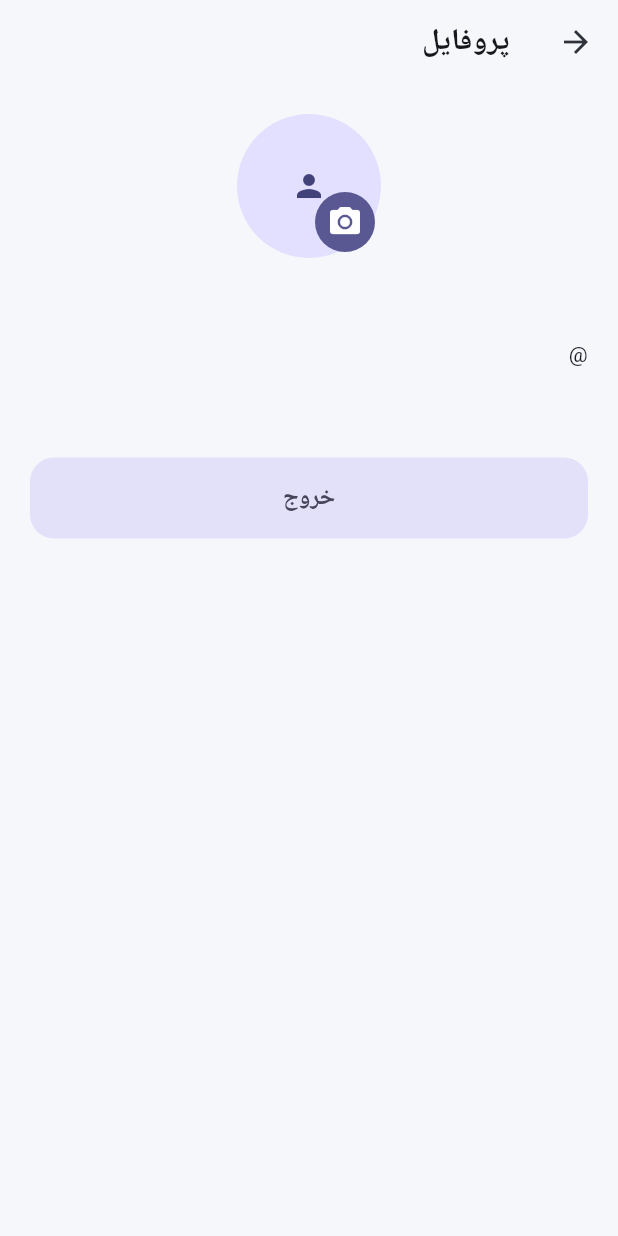
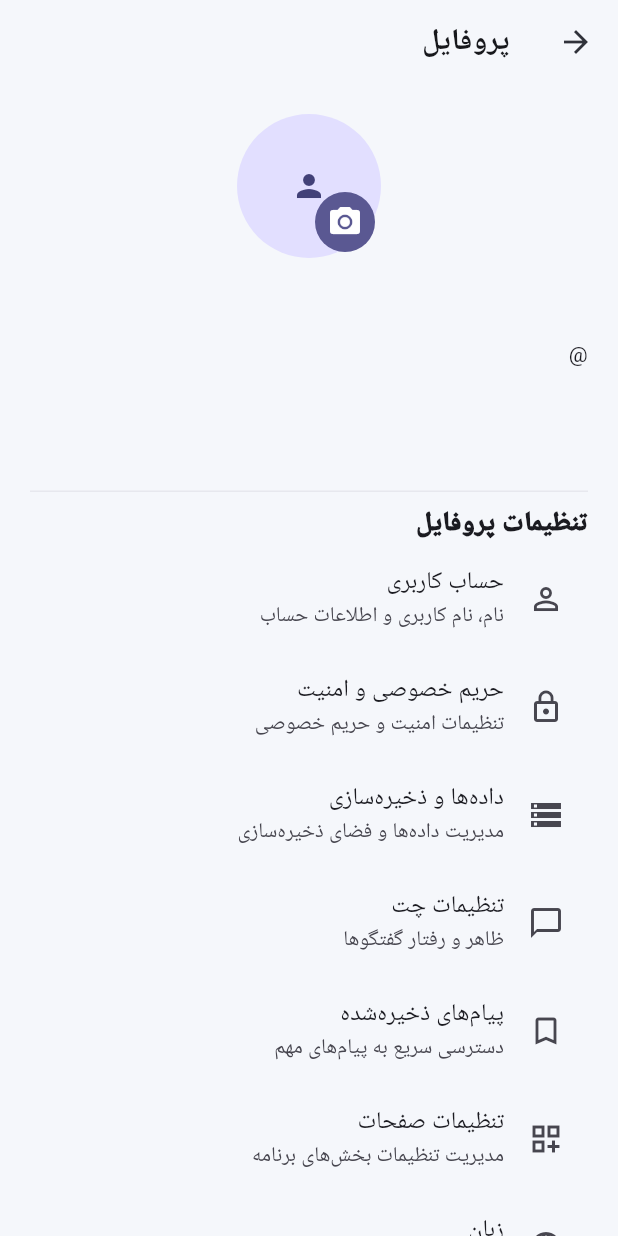
Before and after one commit to harad896-cyber/arad-portfolio-, a Flutter app: the ProfilePage screen opened directly, on a phone screen of 412 x 824 dp. Run offline on Flutter 3.47's test engine with Material 3 defaults, Android fonts, the phone set to English and light mode, and no system bars; our stand-ins replace file_picker, google_sign_in, image_picker, share_plus, shared_preferences, supabase_flutter; accounts and stored records are empty.

Commit message:
feat: move selected settings into profile

```diff
--- a/lib/main.dart
+++ b/lib/main.dart
@@ -11,6 +11,7 @@ import 'package:shared_preferences/shared_preferences.dart';
 import 'package:flutter_localizations/flutter_localizations.dart';
 import 'package:image_picker/image_picker.dart';
 import 'package:supabase_flutter/supabase_flutter.dart';
+import 'invite.dart';
 
 
 String t(String key, String locale) {
@@ -1582,9 +1583,49 @@ class _ProfilePageState extends State<ProfilePage> {
           const SizedBox(height: 8),
           Text('${p['bio'] ?? ''}'),
           const SizedBox(height: 30),
+          const SizedBox(height: 22),
+          const Divider(),
+          const SizedBox(height: 8),
+          const Text('تنظیمات پروفایل', style: TextStyle(fontSize: 18, fontWeight: FontWeight.w900)),
+          ListTile(leading: const Icon(Icons.person_outline), title: const Text('حساب کاربری'), subtitle: const Text('نام، نام کاربری و اطلاعات حساب'), onTap: () => Navigator.push(context, MaterialPageRoute(builder: (_) => const ProfileSetupPage()))),
+          ListTile(leading: const Icon(Icons.lock_outline), title: const Text('حریم خصوصی و امنیت'), subtitle: const Text('تنظیمات امنیت و حریم خصوصی'), onTap: () => Navigator.push(context, MaterialPageRoute(builder: (_) => const ProfileOptionPage(title: 'حریم خصوصی و امنیت', icon: Icons.lock_outline)))),
+          ListTile(leading: const Icon(Icons.storage_outlined), title: const Text('داده‌ها و ذخیره‌سازی'), subtitle: const Text('مدیریت داده‌ها و فضای ذخیره‌سازی'), onTap: () => Navigator.push(context, MaterialPageRoute(builder: (_) => const ProfileOptionPage(title: 'داده‌ها و ذخیره‌سازی', icon: Icons.storage_outlined)))),
+          ListTile(leading: const Icon(Icons.chat_bubble_outline), title: const Text('تنظیمات چت'), subtitle: const Text('ظاهر و رفتار گفتگوها'), onTap: () => Navigator.push(context, MaterialPageRoute(builder: (_) => const ProfileOptionPage(title: 'تنظیمات چت', icon: Icons.chat_bubble_outline)))),
+          ListTile(leading: const Icon(Icons.bookmark_outline), title: const Text('پیام‌های ذخیره‌شده'), subtitle: const Text('دسترسی سریع به پیام‌های مهم'), onTap: () => Navigator.push(context, MaterialPageRoute(builder: (_) => const ProfileOptionPage(title: 'پیام‌های ذخیره‌شده', icon: Icons.bookmark_outline)))),
+          ListTile(leading: const Icon(Icons.dashboard_customize_outlined), title: const Text('تنظیمات صفحات'), subtitle: const Text('مدیریت تنظیمات بخش‌های برنامه'), onTap: () => Navigator.push(context, MaterialPageRoute(builder: (_) => const ProfileOptionPage(title: 'تنظیمات صفحات', icon: Icons.dashboard_customize_outlined)))),
+          ListTile(leading: const Icon(Icons.language), title: const Text('زبان'), subtitle: const Text('انتخاب زبان برنامه'), onTap: () => Navigator.push(context, MaterialPageRoute(builder: (_) => const ProfileOptionPage(title: 'زبان', icon: Icons.language)))),
+          ListTile(leading: const Icon(Icons.account_balance_wallet_outlined), title: const Text('کیف پول'), subtitle: const Text('مدیریت کیف پول آراد'), onTap: () => Navigator.push(context, MaterialPageRoute(builder: (_) => const ProfileOptionPage(title: 'کیف پول', icon: Icons.account_balance_wallet_outlined)))),
+          ListTile(leading: const Icon(Icons.person_add_alt_1), title: const Text('دعوت از دوستان'), subtitle: const Text('دعوت یک دوست برای پیوستن به آراد'), onTap: () => Navigator.push(context, MaterialPageRoute(builder: (_) => const InvitePage()))),
+          ListTile(leading: const Icon(Icons.system_update_outlined), title: const Text('به‌روزرسانی'), subtitle: const Text('بررسی نسخه جدید برنامه'), onTap: () => showMsg(context, 'نسخه فعلی برنامه بررسی شد.')),
+          ListTile(leading: const Icon(Icons.support_agent_outlined), title: const Text('پشتیبانی'), subtitle: const Text('راهنمایی و ارتباط با پشتیبانی'), onTap: () => Navigator.push(context, MaterialPageRoute(builder: (_) => const ProfileOptionPage(title: 'پشتیبانی', icon: Icons.support_agent_outlined)))),
+          const SizedBox(height: 12),
+
           FilledButton.tonal(onPressed: () => supabase.auth.signOut(), child: const Text('خروج')),
         ],
       ),
     );
 }
 }
+
+
+class ProfileOptionPage extends StatelessWidget {
+  final String title;
+  final IconData icon;
+  const ProfileOptionPage({super.key, required this.title, required this.icon});
+  @override
+  Widget build(BuildContext context) {
+    return Scaffold(
+      appBar: AppBar(title: Text(title)),
+      body: ListView(
+        padding: const EdgeInsets.all(20),
+        children: [
+          Center(child: Icon(icon, size: 64, color: Theme.of(context).colorScheme.primary)),
+          const SizedBox(height: 20),
+          Text(title, textAlign: TextAlign.center, style: const TextStyle(fontSize: 24, fontWeight: FontWeight.w900)),
+          const SizedBox(height: 12),
+          const Text('این بخش آماده است و بدون تغییر در حساب شما باز می‌شود. تنظیمات اختصاصی هر بخش در ادامه تکمیل می‌شوند.', textAlign: TextAlign.center),
+        ],
+      ),
+    );
+  }
+}
```
